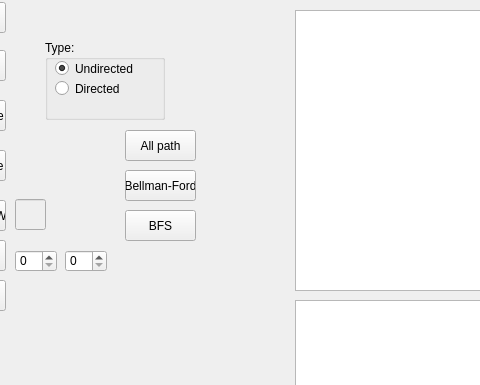
The window that main.ui (darkhunterLearning/Statistical-Learning-Project) describes before a commit, drawn with Qt 5; both pictures show x 95 to 575 and y 0 to 385 of the 932 by 622 pixel window.
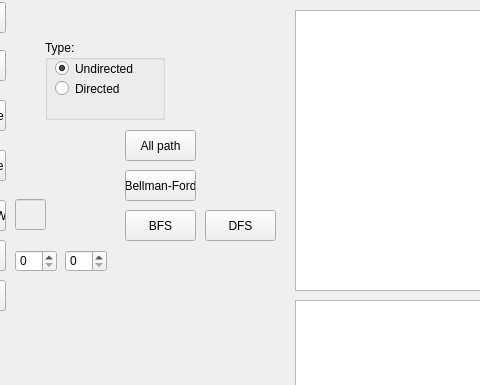
The same window after the commit.

Patch:
```diff
--- a/main.ui
+++ b/main.ui
@@ -307,6 +307,19 @@
      <string>BFS</string>
     </property>
    </widget>
+   <widget class="QPushButton" name="btn_11">
+    <property name="geometry">
+     <rect>
+      <x>300</x>
+      <y>210</y>
+      <width>71</width>
+      <height>31</height>
+     </rect>
+    </property>
+    <property name="text">
+     <string>DFS</string>
+    </property>
+   </widget>
   </widget>
   <widget class="QMenuBar" name="menubar">
    <property name="geometry">
```
